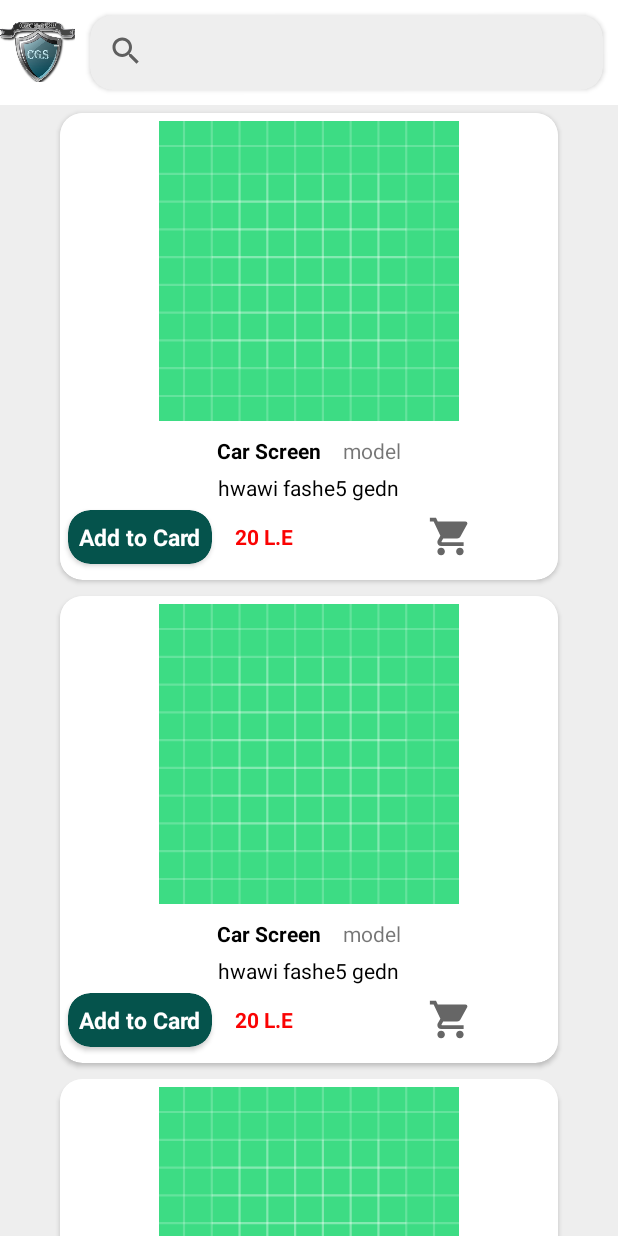
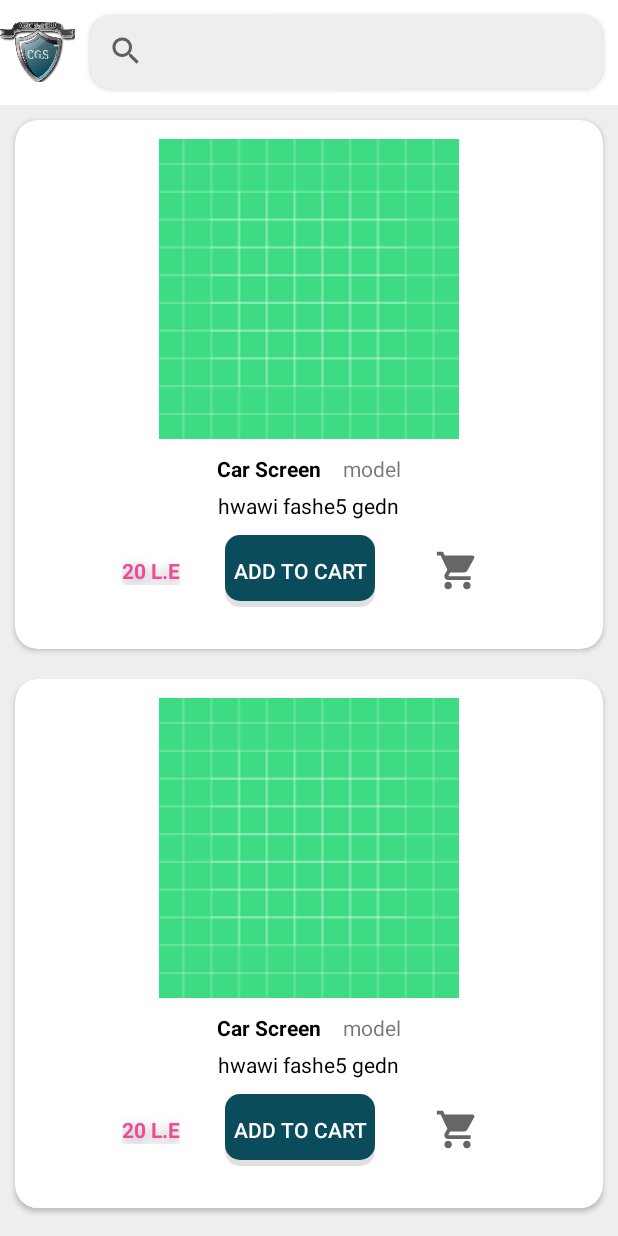
Before and after one commit to MichealMoris/Connect-Guard, an Android app: the layout fragment_home.xml on its own in the app's theme, with its tools: preview values and no code run, on a phone screen of 412 x 824 dp. Run offline under Robolectric (Android 15) with nearby library versions, the phone set to English and light mode, and no system bars.

Commit message:
Micheal Moris Eleventh Release

```diff
--- a/app/src/main/java/com/genius/connectguard/AccountSettingFragment.java
+++ b/app/src/main/java/com/genius/connectguard/AccountSettingFragment.java
@@ -127,7 +127,7 @@ public class AccountSettingFragment extends Fragment {
 
         FragmentTransaction fragmentTransaction = getActivity().getSupportFragmentManager().beginTransaction();
         fragmentTransaction.setCustomAnimations(R.anim.fade_in_anim, R.anim.fade_out_anim);
-        fragmentTransaction.addToBackStack(null);
+        fragmentTransaction.replace(R.id.account_settings_framelayout, fragment);
         fragmentTransaction.commit();
 
     }
--- a/app/src/main/java/com/genius/connectguard/CartDatabase.java
+++ b/app/src/main/java/com/genius/connectguard/CartDatabase.java
@@ -5,7 +5,7 @@ import androidx.room.RoomDatabase;
 
 import com.genius.models.CartModel;
 
-@Database(entities = {CartModel.class}, version = 2)
+@Database(entities = {CartModel.class}, version = 3)
 public abstract class CartDatabase extends RoomDatabase {
 
     public abstract CartDao cartDao();
--- a/app/src/main/res/layout/fragment_cart.xml
+++ b/app/src/main/res/layout/fragment_cart.xml
@@ -36,7 +36,7 @@
                     android:layout_height="wrap_content"
                     android:layout_marginStart="10dp"
                     android:gravity="center"
-                    android:text="Total :"
+                    android:text="Total:"
                     android:textColor="#000"
                     android:textSize="22sp" />
 
@@ -47,7 +47,7 @@
                     android:layout_gravity="center_vertical"
                     android:layout_marginEnd="10dp"
                     android:gravity="center"
-                    android:text=" 50 L.E"
+                    android:text=" 0 L.E"
                     android:textColor="@color/mainDarkGreen"
                     android:textSize="22sp" />
 
--- a/app/src/main/res/layout/fragment_cart_item.xml
+++ b/app/src/main/res/layout/fragment_cart_item.xml
@@ -54,7 +54,7 @@
                 android:layout_gravity="center"
                 android:layout_marginTop="10dp"
                 app:backGroundColor="@color/mainDarkGreen"
-                app:initialNumber="1"
+                app:initialNumber="0"
                 app:finalNumber="100"/>
 
 
--- a/app/src/main/res/layout/fragment_home.xml
+++ b/app/src/main/res/layout/fragment_home.xml
@@ -13,6 +13,8 @@
     <LinearLayout
         android:layout_width="match_parent"
         android:layout_height="match_parent"
+        android:layout_gravity="center"
+        android:gravity="center"
         android:orientation="vertical">
 
         <LinearLayout
@@ -52,6 +54,7 @@
             android:id="@+id/posts_recycler"
             android:layout_width="match_parent"
             android:layout_height="wrap_content"
+            android:layout_gravity="center"
             app:layoutManager="androidx.recyclerview.widget.LinearLayoutManager"
             tools:listitem="@layout/item_post" />
     </LinearLayout>
--- a/app/src/main/res/layout/item_post.xml
+++ b/app/src/main/res/layout/item_post.xml
@@ -1,61 +1,58 @@
 <?xml version="1.0" encoding="utf-8"?>
 
-<androidx.cardview.widget.CardView
+<androidx.cardview.widget.CardView xmlns:android="http://schemas.android.com/apk/res/android"
+    xmlns:app="http://schemas.android.com/apk/res-auto"
     android:layout_width="match_parent"
     android:layout_height="wrap_content"
+    android:layout_gravity="center_horizontal"
+    android:layout_margin="10dp"
+    android:elevation="10sp"
     app:cardCornerRadius="15dp"
-    android:elevation="10sp"
-    android:layout_gravity="center_horizontal"
-    android:layout_marginTop="5dp"
-    android:layout_marginBottom="5dp"
-    android:layout_marginLeft="40dp"
-    android:layout_marginRight="40dp"
-    xmlns:android="http://schemas.android.com/apk/res/android"
-    xmlns:app="http://schemas.android.com/apk/res-auto">
+    app:contentPadding="10dp">
 
     <LinearLayout
-    android:orientation="vertical"
-    android:layout_width="match_parent"
+        android:layout_width="wrap_content"
         android:layout_height="wrap_content"
-    android:gravity="center_horizontal"
+        android:layout_gravity="center"
         android:layout_marginBottom="5dp"
-    android:background="@android:color/white">
+        android:background="@android:color/white"
+        android:gravity="center"
+        android:orientation="vertical">
 
 
         <ImageView
             android:id="@+id/post_image"
             android:layout_width="match_parent"
             android:layout_height="200dp"
-        android:layout_weight="1"
             android:layout_gravity="center"
             android:layout_marginTop="5dp"
-        android:src="@drawable/ic_launcher_background"
             android:layout_marginBottom="10dp"
-        />
+            android:layout_weight="1"
+            android:src="@drawable/ic_launcher_background" />
 
         <LinearLayout
             android:layout_width="wrap_content"
             android:layout_height="wrap_content"
             android:orientation="horizontal">
+
             <TextView
                 android:id="@+id/post_text"
                 android:layout_width="wrap_content"
                 android:layout_height="wrap_content"
+                android:ellipsize="end"
+                android:gravity="center"
+                android:maxLines="3"
                 android:text="Car Screen"
-        android:maxLines="3"
-        android:gravity="center"
                 android:textColor="#000"
-        android:textStyle="bold"
-        android:ellipsize="end"
-        />
+                android:textStyle="bold" />
 
 
             <TextView
                 android:id="@+id/post_modell"
                 android:layout_width="wrap_content"
                 android:layout_height="wrap_content"
-            android:text="model"
-            android:layout_marginLeft="15dp"/>
+                android:layout_marginLeft="15dp"
+                android:text="model" />
 
         </LinearLayout>
 
@@ -63,70 +60,62 @@
             android:id="@+id/post_description"
             android:layout_width="wrap_content"
             android:layout_height="wrap_content"
+            android:layout_marginStart="10dp"
+            android:layout_marginTop="5dp"
+            android:layout_marginEnd="10dp"
+            android:ellipsize="end"
+            android:maxLines="3"
             android:text="hwawi fashe5 gedn"
-        android:maxLines="3"
-        android:textColor="#000"
-        android:ellipsize="end"
-        android:layout_marginStart="10dp"
-        android:layout_marginEnd="10dp"
-        android:layout_marginTop="5dp"
-        />
+            android:textColor="#000" />
 
 
         <LinearLayout
-        android:layout_width="match_parent"
-        android:layout_height="wrap_content"
-        android:orientation="horizontal">
-
-        <androidx.cardview.widget.CardView
-            android:id="@+id/add_to_cart"
             android:layout_width="wrap_content"
             android:layout_height="wrap_content"
-            android:layout_margin="5dp"
-            android:elevation="10sp"
-
-            app:cardBackgroundColor="#05534C"
-            app:cardCornerRadius="15dp">
-
-            <TextView
-                android:id="@+id/post_likes_count"
-                android:layout_width="wrap_content"
-                android:layout_height="wrap_content"
-                android:layout_margin="7dp"
-                android:text="Add to Card"
-                android:textColor="#fff"
-                android:textSize="15dp"
-                android:textStyle="bold"
-                android:visibility="visible" />
-        </androidx.cardview.widget.CardView>
+            android:layout_gravity="center"
+            android:gravity="center"
+            android:orientation="horizontal"
+            android:padding="10dp">
 
             <TextView
                 android:id="@+id/post_price"
                 android:layout_width="wrap_content"
                 android:layout_height="wrap_content"
+                android:layout_gravity="center_vertical"
+                android:ellipsize="end"
+                android:maxLines="3"
+                android:shadowColor="#919191"
+                android:shadowDy="5"
+                android:shadowRadius="10"
+
                 android:text="20 L.E"
-            android:maxLines="3"
-            android:layout_marginRight="10dp"
-            android:layout_marginLeft="10dp"
-            android:layout_gravity="center_vertical"
-            android:textColor="#FA0303"
-            android:textStyle="bold"
-            android:ellipsize="end"
-
-            />
+                android:textColor="@color/mainPink"
+                android:textStyle="bold" />
 
 
+            <Button
+                android:id="@+id/add_to_cart"
+                android:layout_width="0dp"
+                android:layout_height="wrap_content"
+                android:layout_gravity="center"
+                android:layout_marginStart="30dp"
+                android:layout_marginEnd="30dp"
+                android:layout_weight="1"
+                android:background="@drawable/button_background"
+                android:gravity="center"
+                android:padding="5dp"
+                android:text="@string/add_to_cart"
+                android:textColor="#FFF" />
+
             <ImageView
+                android:id="@+id/add_to_cart_icon"
                 android:layout_width="50dp"
                 android:layout_height="30dp"
-            android:src="@drawable/ic_baseline_shopping_cart_24"
-            android:layout_marginLeft="70dp"
-            android:layout_gravity="center"/>
+                android:layout_gravity="center"
+                android:src="@drawable/ic_baseline_shopping_cart_24" />
 
         </LinearLayout>
 
 
-
-
     </LinearLayout>
 </androidx.cardview.widget.CardView>
```
Also changed, not shown: app/src/main/AndroidManifest.xml (+4 -4 lines), app/src/main/java/com/genius/connectguard/CartDao.java (+10 -0 lines), app/src/main/java/com/genius/connectguard/CartFragment.java (+38 -1 lines), app/src/main/java/com/genius/connectguard/HomeFragment.java (+6 -26 lines), app/src/main/java/com/genius/models/CartModel.java (+15 -1 lines). Lines whose indentation alone changed are shown as unchanged.
